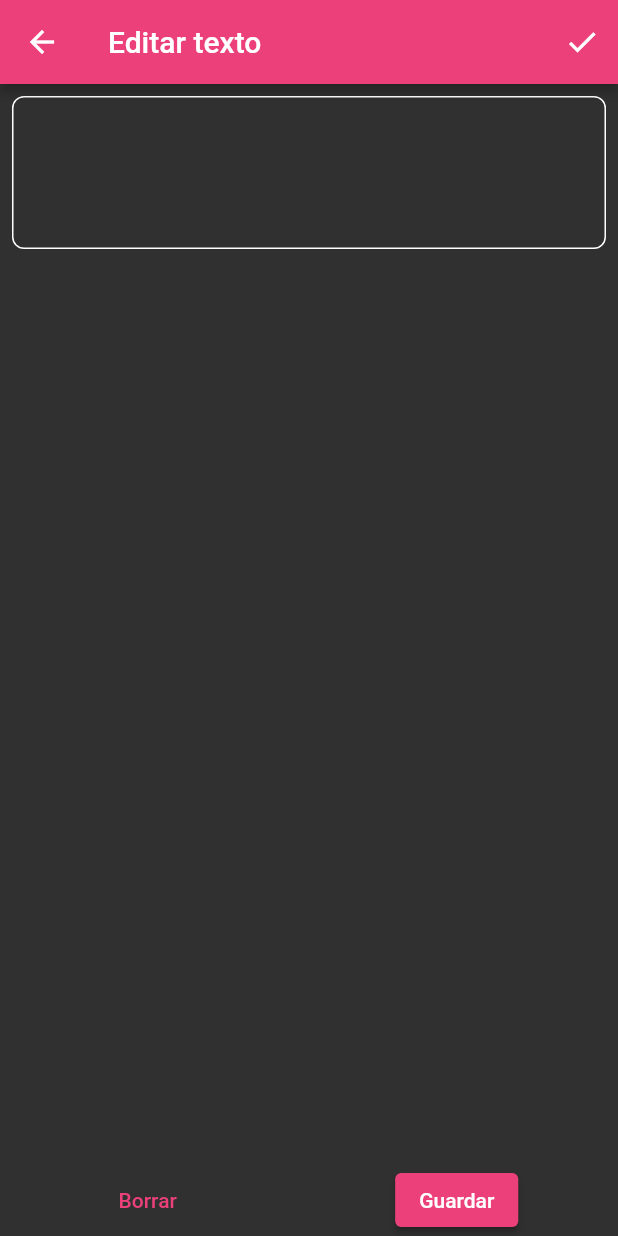
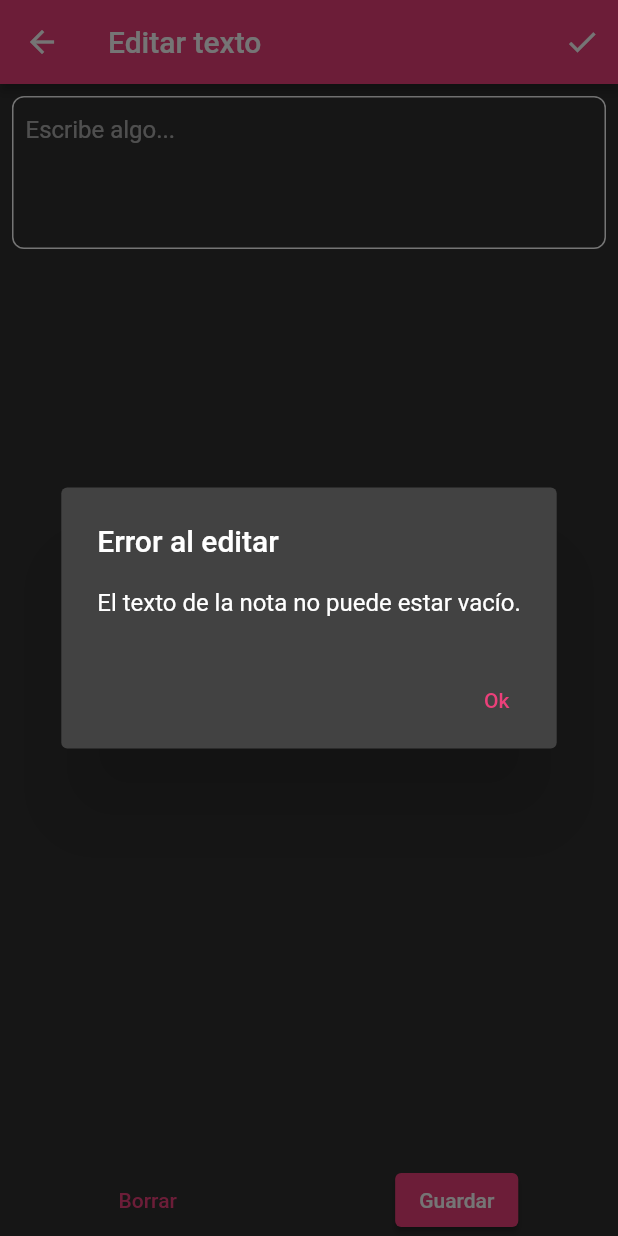
Before and after one commit to saulprl/moody_notes, a Flutter app: the EditTextScreen screen opened directly with empty values, after a tap on the "check" icon, on a phone screen of 412 x 824 dp. Run offline on Flutter 3.47's test engine with Material 2 defaults, Android fonts, the phone set to English and light mode, and no system bars; our stand-ins replace fluttertoast, font_awesome_flutter, package_info_plus, shared_preferences, sqflite, table_calendar; accounts and stored records are empty.

Commit message:
Added logic to prevent saving a note with no text, added hint text to text field, set text capitalization to sentences and implemented clear text button logic

```diff
--- a/lib/screens/edit_text_screen.dart
+++ b/lib/screens/edit_text_screen.dart
@@ -15,6 +15,21 @@ class EditTextScreen extends StatelessWidget {
     Post post,
     String text,
   ) async {
+    if (text.isEmpty) {
+      await showDialog(
+        context: context,
+        builder: (ctx) => AlertDialog(
+          title: const Text('Error al editar'),
+          content: const Text('El texto de la nota no puede estar vacío.'),
+          actions: [
+            TextButton(
+              child: const Text('Ok'),
+              onPressed: () => Navigator.of(ctx).pop(),
+            ),
+          ],
+        ),
+      );
+    } else {
       final updatedPost = Post(
         id: post.id,
         text: text,
@@ -23,6 +38,7 @@ class EditTextScreen extends StatelessWidget {
       );
       await Provider.of<Posts>(context, listen: false).updatePost(updatedPost);
       Navigator.of(context).pop();
+    }
   }
 
   @override
@@ -58,8 +74,10 @@ class EditTextScreen extends StatelessWidget {
             minLines: 4,
             maxLines: 150,
             textAlign: TextAlign.justify,
+            textCapitalization: TextCapitalization.sentences,
             decoration: const InputDecoration(
               border: InputBorder.none,
+              hintText: 'Escribe algo...',
             ),
           ),
         ),
@@ -69,7 +87,9 @@ class EditTextScreen extends StatelessWidget {
         children: [
           TextButton(
             child: const Text('Borrar'),
-            onPressed: () {},
+            onPressed: () {
+              _controller.text = '';
+            },
           ),
           ElevatedButton(
             child: const Text('Guardar'),
```
Lines whose indentation alone changed are shown as unchanged.
